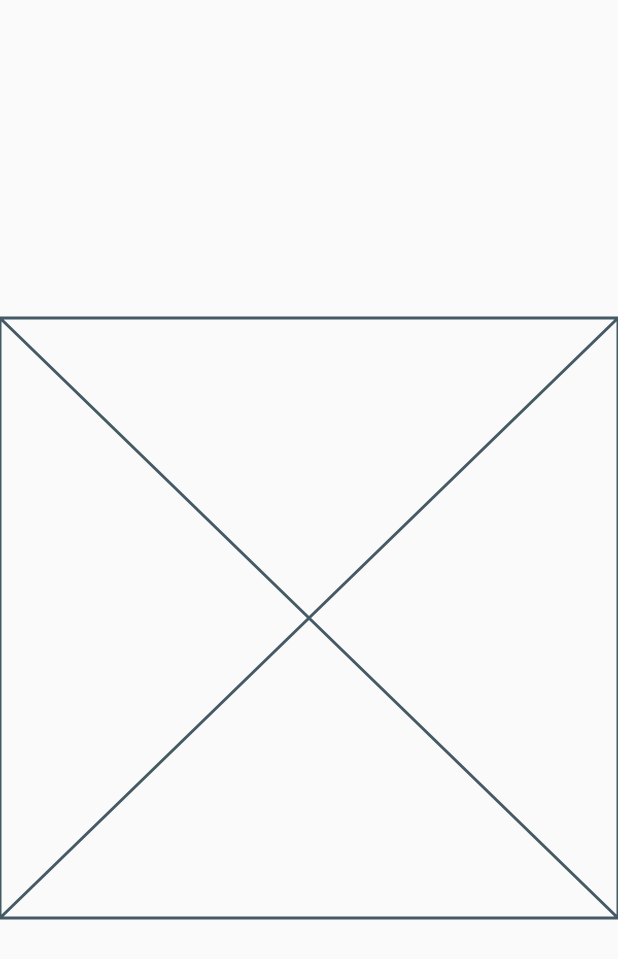
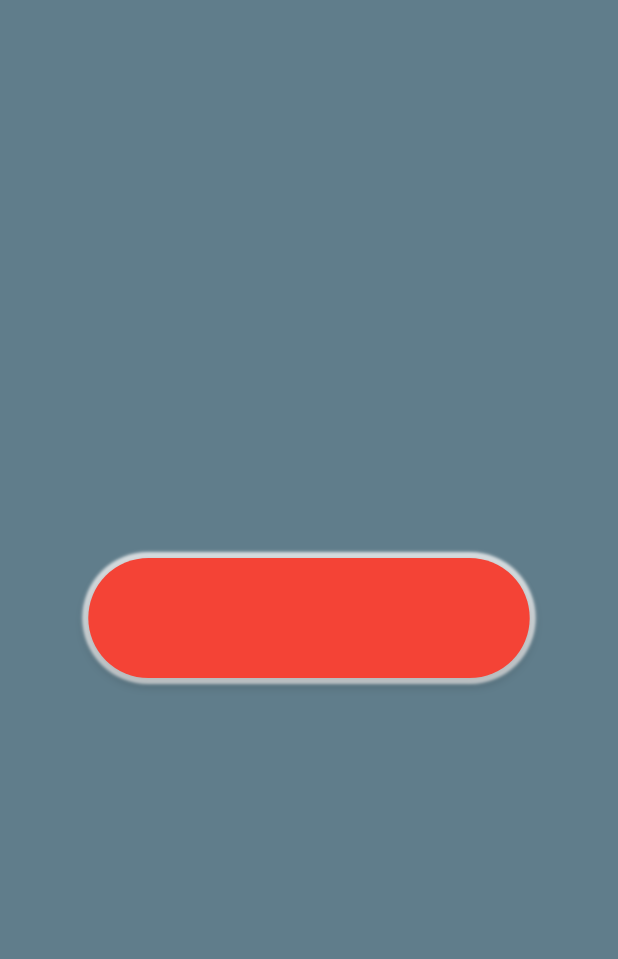
Before and after one commit to folaoluwafemi/camera_button, a Flutter app: the screen it shows after launch, on a phone screen of 412 x 824 dp. Shown: the top 959 px of the screen. Run offline on Flutter 3.47's test engine with Material 2 defaults, Android fonts, the phone set to English and light mode, and no system bars; our stand-ins replace flutter_screenutil.

```diff
--- a/lib/src/app/camera_button_app.dart
+++ b/lib/src/app/camera_button_app.dart
@@ -1,14 +1,22 @@
 import 'package:camera_button/src/ui/home_screen.dart';
 import 'package:flutter/material.dart';
+import 'package:flutter_screenutil/flutter_screenutil.dart';
 
 class CameraButtonApp extends StatelessWidget {
   const CameraButtonApp({Key? key}) : super(key: key);
 
   @override
   Widget build(BuildContext context) {
-    return const MaterialApp(
+    return MaterialApp(
       title: 'Flutter Demo',
-      home: HomeScreen(),
+      builder: (context, child) {
+        return ScreenUtilInit(
+          builder: (context, child) => child!,
+          designSize: const Size(428, 926),
+          child: child,
+        );
+      },
+      home: const HomeScreen(),
     );
   }
 }
--- a/lib/src/ui/custom/camera_button.dart
+++ b/lib/src/ui/custom/camera_button.dart
@@ -1,13 +1,60 @@
 part of '../home_screen.dart';
 
-class CameraButton extends StatefulWidget {
+class CameraButtonDecorator extends StatefulWidget {
+  const CameraButtonDecorator({Key? key}) : super(key: key);
+
+  @override
+  State<CameraButtonDecorator> createState() => _CameraButtonDecoratorState();
+}
+
+class _CameraButtonDecoratorState extends State<CameraButtonDecorator> {
+  @override
+  Widget build(BuildContext context) {
+    return Container(
+      width: MediaQuery.of(context).size.width * (5 / 7),
+      height: 90.h,
+      decoration: BoxDecoration(
+        color: Colors.grey.withOpacity(0.4),
+        borderRadius: BorderRadius.circular(50),
+        gradient: RadialGradient(
+          colors: [
+            Colors.white.withOpacity(0.8),
+            Colors.white.withOpacity(0.2),
+          ],
+          stops: const [0.0, 1.0],
+          center: Alignment.center,
+          radius: 1.0,
+        ),
+        boxShadow: [
+          BoxShadow(
+            color: Colors.white.withOpacity(0.8),
+            spreadRadius: 4,
+            blurRadius: 1,
+            offset: const Offset(0, 0),
+          ),
+          BoxShadow(
+            color: Colors.black.withOpacity(0.2),
+            spreadRadius: 2,
+            blurRadius: 5,
+            offset: const Offset(0, 3),
+          ),
+        ],
+      ),
+      child: Container(
+        decoration: BoxDecoration(
+          borderRadius: BorderRadius.circular(50),
+          color: Colors.red,
+        ),
+      ),
+    );
+  }
+}
+
+
+
+class CameraButton extends StatelessWidget {
   const CameraButton({Key? key}) : super(key: key);
 
-  @override
-  State<CameraButton> createState() => _CameraButtonState();
-}
-
-class _CameraButtonState extends State<CameraButton> {
   @override
   Widget build(BuildContext context) {
     return const Placeholder();
--- a/lib/src/ui/home_screen.dart
+++ b/lib/src/ui/home_screen.dart
@@ -1,4 +1,5 @@
 import 'package:flutter/material.dart';
+import 'package:flutter_screenutil/flutter_screenutil.dart';
 
 part 'custom/camera_button.dart';
 
@@ -8,11 +9,17 @@ class HomeScreen extends StatelessWidget {
   @override
   Widget build(BuildContext context) {
     return Scaffold(
+      appBar: AppBar(
+        toolbarHeight: 0,
+        elevation: 0,
+        backgroundColor: Colors.transparent,
+      ),
+      backgroundColor: Colors.blueGrey,
       body: Center(
         child: Column(
           mainAxisAlignment: MainAxisAlignment.center,
           children: const <Widget>[
-            CameraButton(),
+            CameraButtonDecorator(),
           ],
         ),
       ),
--- a/pubspec.yaml
+++ b/pubspec.yaml
@@ -12,9 +12,9 @@ dependencies:
   flutter:
     sdk: flutter
 
-
   cupertino_icons: ^1.0.2
   camera: ^0.10.3+2
+  flutter_screenutil: ^5.7.0
 
 dev_dependencies:
   flutter_test:
```
Also changed, not shown: pubspec.lock, 11 other files.
